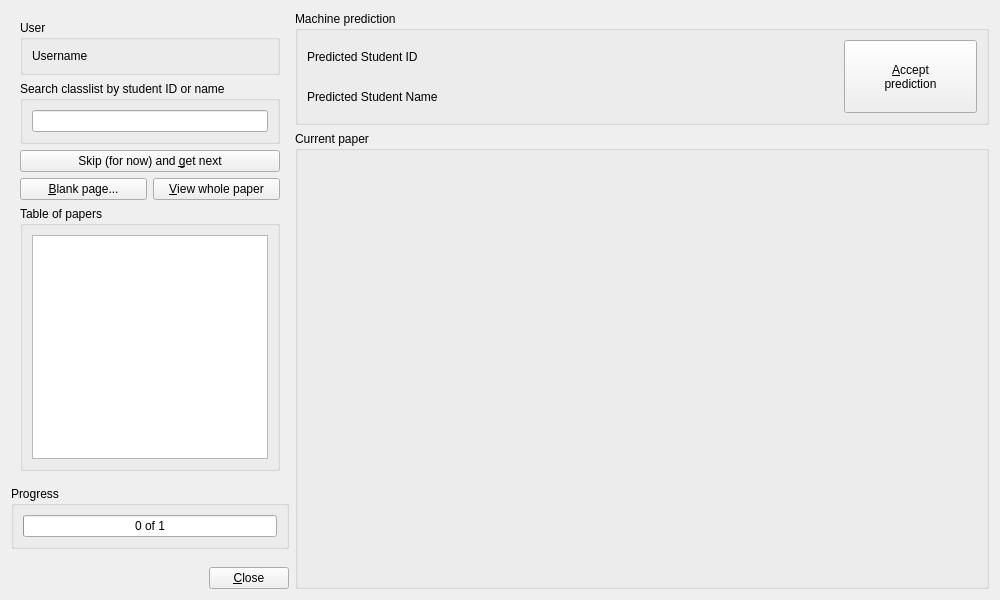
Qt form qtCreatorFiles/ui_identify.ui (plomgrading/plom) before a commit.
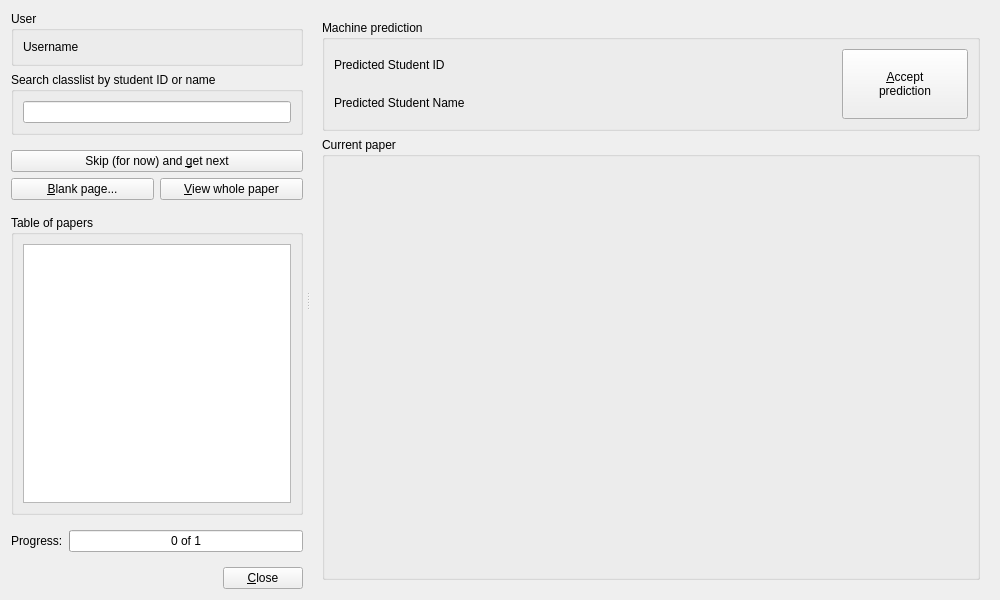
The same form after that commit.

Commit message:
Identifer: add splitter, redo margins
Generally be more like Marker.

Diff of the .ui file:
```diff
--- a/qtCreatorFiles/ui_identify.ui
+++ b/qtCreatorFiles/ui_identify.ui
@@ -28,15 +28,186 @@
   <property name="windowTitle">
    <string>Identify papers</string>
   </property>
-  <layout class="QGridLayout" name="gridLayout_5">
+  <layout class="QHBoxLayout" name="horizontalLayout_3">
+   <item>
+    <widget class="QSplitter" name="splitter">
+     <property name="orientation">
+      <enum>Qt::Horizontal</enum>
+     </property>
+     <property name="handleWidth">
+      <number>10</number>
+     </property>
+     <property name="childrenCollapsible">
+      <bool>false</bool>
+     </property>
+     <widget class="QFrame" name="leftPane">
+      <property name="sizePolicy">
+       <sizepolicy hsizetype="Preferred" vsizetype="Preferred">
+        <horstretch>2</horstretch>
+        <verstretch>0</verstretch>
+       </sizepolicy>
+      </property>
+      <layout class="QVBoxLayout" name="verticalLayout_2">
+       <property name="leftMargin">
+        <number>0</number>
+       </property>
+       <property name="topMargin">
+        <number>0</number>
+       </property>
+       <property name="rightMargin">
+        <number>0</number>
+       </property>
+       <property name="bottomMargin">
+        <number>0</number>
+       </property>
+       <item>
+        <widget class="QGroupBox" name="userBox">
+         <property name="title">
+          <string>User</string>
+         </property>
+         <layout class="QGridLayout" name="gridLayout">
    <property name="sizeConstraint">
     <enum>QLayout::SetDefaultConstraint</enum>
    </property>
-   <item row="4" column="0">
+          <item row="0" column="0">
+           <widget class="QLabel" name="userLabel">
+            <property name="text">
+             <string>Username</string>
+            </property>
+           </widget>
+          </item>
+         </layout>
+        </widget>
+       </item>
+       <item>
+        <widget class="QGroupBox" name="studentBox">
+         <property name="title">
+          <string>Search classlist by student ID or name</string>
+         </property>
+         <layout class="QFormLayout" name="formLayout">
+          <property name="sizeConstraint">
+           <enum>QLayout::SetDefaultConstraint</enum>
+          </property>
+          <item row="0" column="0" colspan="2">
+           <widget class="QLineEdit" name="idEdit"/>
+          </item>
+         </layout>
+        </widget>
+       </item>
+       <item>
+        <widget class="QFrame" name="frame">
+         <layout class="QGridLayout" name="gridLayout_3">
+          <property name="leftMargin">
+           <number>0</number>
+          </property>
+          <property name="rightMargin">
+           <number>0</number>
+          </property>
+          <item row="1" column="1">
+           <widget class="QPushButton" name="viewButton">
+            <property name="text">
+             <string>&amp;View whole paper</string>
+            </property>
+           </widget>
+          </item>
+          <item row="1" column="0">
+           <widget class="QPushButton" name="blankButton">
+            <property name="toolTip">
+             <string>ID page or whole paper is blank</string>
+            </property>
+            <property name="text">
+             <string>&amp;Blank page...</string>
+            </property>
+           </widget>
+          </item>
+          <item row="0" column="0" colspan="2">
+           <widget class="QPushButton" name="nextButton">
+            <property name="text">
+             <string>Skip (for now) and &amp;get next</string>
+            </property>
+           </widget>
+          </item>
+         </layout>
+        </widget>
+       </item>
+       <item>
+        <widget class="QGroupBox" name="tableBox">
+         <property name="title">
+          <string>Table of papers</string>
+         </property>
+         <layout class="QGridLayout" name="gridLayout_2">
+          <item row="0" column="0">
+           <widget class="QTableView" name="tableView">
+            <property name="editTriggers">
+             <set>QAbstractItemView::NoEditTriggers</set>
+            </property>
+            <property name="selectionMode">
+             <enum>QAbstractItemView::SingleSelection</enum>
+            </property>
+            <property name="selectionBehavior">
+             <enum>QAbstractItemView::SelectRows</enum>
+            </property>
+            <property name="gridStyle">
+             <enum>Qt::DotLine</enum>
+            </property>
+            <attribute name="horizontalHeaderStretchLastSection">
+             <bool>true</bool>
+            </attribute>
+           </widget>
+          </item>
+         </layout>
+        </widget>
+       </item>
+       <item>
+        <widget class="QFrame" name="frame_2">
+         <layout class="QHBoxLayout" name="horizontalLayout_4">
+          <property name="leftMargin">
+           <number>0</number>
+          </property>
+          <property name="rightMargin">
+           <number>0</number>
+          </property>
+          <item>
+           <widget class="QLabel" name="progressLabel">
+            <property name="text">
+             <string>Progress:</string>
+            </property>
+           </widget>
+          </item>
+          <item>
+           <widget class="QProgressBar" name="idProgressBar">
+            <property name="maximum">
+             <number>1</number>
+            </property>
+            <property name="value">
+             <number>0</number>
+            </property>
+            <property name="format">
+             <string>%v of %m</string>
+            </property>
+           </widget>
+          </item>
+         </layout>
+        </widget>
+       </item>
+       <item>
+        <widget class="QFrame" name="frame">
     <layout class="QHBoxLayout" name="horizontalLayout">
      <property name="sizeConstraint">
       <enum>QLayout::SetDefaultConstraint</enum>
      </property>
+          <property name="leftMargin">
+           <number>0</number>
+          </property>
+          <property name="topMargin">
+           <number>0</number>
+          </property>
+          <property name="rightMargin">
+           <number>0</number>
+          </property>
+          <property name="bottomMargin">
+           <number>0</number>
+          </property>
      <item>
       <spacer name="horizontalSpacer">
        <property name="orientation">
@@ -58,31 +229,18 @@
       </widget>
      </item>
     </layout>
-   </item>
-   <item row="0" column="1" rowspan="5">
-    <widget class="QWidget" name="rightPane" native="true">
+        </widget>
+       </item>
+      </layout>
+     </widget>
+     <widget class="QFrame" name="rightPane">
      <property name="sizePolicy">
       <sizepolicy hsizetype="Preferred" vsizetype="Preferred">
        <horstretch>5</horstretch>
        <verstretch>0</verstretch>
       </sizepolicy>
      </property>
-     <layout class="QVBoxLayout" name="verticalLayout_2">
-      <property name="sizeConstraint">
-       <enum>QLayout::SetDefaultConstraint</enum>
-      </property>
-      <property name="leftMargin">
-       <number>0</number>
-      </property>
-      <property name="topMargin">
-       <number>0</number>
-      </property>
-      <property name="rightMargin">
-       <number>0</number>
-      </property>
-      <property name="bottomMargin">
-       <number>0</number>
-      </property>
+      <layout class="QVBoxLayout" name="verticalLayout_3">
       <item>
        <widget class="QGroupBox" name="predictionBox">
         <property name="sizePolicy">
@@ -158,135 +316,6 @@
       </item>
      </layout>
     </widget>
-   </item>
-   <item row="0" column="0">
-    <widget class="QWidget" name="widget" native="true">
-     <property name="sizePolicy">
-      <sizepolicy hsizetype="Preferred" vsizetype="Preferred">
-       <horstretch>2</horstretch>
-       <verstretch>0</verstretch>
-      </sizepolicy>
-     </property>
-     <layout class="QGridLayout" name="gridLayout_3">
-      <property name="sizeConstraint">
-       <enum>QLayout::SetNoConstraint</enum>
-      </property>
-      <item row="3" column="0">
-       <widget class="QPushButton" name="nextButton">
-        <property name="text">
-         <string>Skip (for now) and &amp;get next</string>
-        </property>
-       </widget>
-      </item>
-      <item row="0" column="0">
-       <widget class="QGroupBox" name="userBox">
-        <property name="title">
-         <string>User</string>
-        </property>
-        <layout class="QGridLayout" name="gridLayout">
-         <property name="sizeConstraint">
-          <enum>QLayout::SetDefaultConstraint</enum>
-         </property>
-         <item row="0" column="0">
-          <widget class="QLabel" name="userLabel">
-           <property name="text">
-            <string>Username</string>
-           </property>
-          </widget>
-         </item>
-        </layout>
-       </widget>
-      </item>
-      <item row="5" column="0">
-       <widget class="QGroupBox" name="tableBox">
-        <property name="title">
-         <string>Table of papers</string>
-        </property>
-        <layout class="QGridLayout" name="gridLayout_2">
-         <property name="sizeConstraint">
-          <enum>QLayout::SetDefaultConstraint</enum>
-         </property>
-         <item row="0" column="0">
-          <widget class="QTableView" name="tableView">
-           <property name="editTriggers">
-            <set>QAbstractItemView::NoEditTriggers</set>
-           </property>
-           <property name="selectionMode">
-            <enum>QAbstractItemView::SingleSelection</enum>
-           </property>
-           <property name="selectionBehavior">
-            <enum>QAbstractItemView::SelectRows</enum>
-           </property>
-           <property name="gridStyle">
-            <enum>Qt::DotLine</enum>
-           </property>
-           <attribute name="horizontalHeaderStretchLastSection">
-            <bool>true</bool>
-           </attribute>
-          </widget>
-         </item>
-        </layout>
-       </widget>
-      </item>
-      <item row="4" column="0">
-       <layout class="QHBoxLayout" name="horizontalLayout_2">
-        <item>
-         <widget class="QPushButton" name="blankButton">
-          <property name="toolTip">
-           <string>ID page or whole paper is blank</string>
-          </property>
-          <property name="text">
-           <string>&amp;Blank page...</string>
-          </property>
-         </widget>
-        </item>
-        <item>
-         <widget class="QPushButton" name="viewButton">
-          <property name="text">
-           <string>&amp;View whole paper</string>
-          </property>
-         </widget>
-        </item>
-       </layout>
-      </item>
-      <item row="2" column="0">
-       <widget class="QGroupBox" name="studentBox">
-        <property name="title">
-         <string>Search classlist by student ID or name</string>
-        </property>
-        <layout class="QFormLayout" name="formLayout">
-         <property name="sizeConstraint">
-          <enum>QLayout::SetDefaultConstraint</enum>
-         </property>
-         <item row="0" column="0" colspan="2">
-          <widget class="QLineEdit" name="idEdit"/>
-         </item>
-        </layout>
-       </widget>
-      </item>
-     </layout>
-    </widget>
-   </item>
-   <item row="1" column="0">
-    <widget class="QGroupBox" name="progressGroupBox">
-     <property name="title">
-      <string>Progress</string>
-     </property>
-     <layout class="QVBoxLayout" name="verticalLayout">
-      <item>
-       <widget class="QProgressBar" name="idProgressBar">
-        <property name="maximum">
-         <number>1</number>
-        </property>
-        <property name="value">
-         <number>0</number>
-        </property>
-        <property name="format">
-         <string>%v of %m</string>
-        </property>
-       </widget>
-      </item>
-     </layout>
     </widget>
    </item>
   </layout>
```
Left out of the diff: 2 changed lines with no effect on the pictures. Lines whose indentation alone changed are shown as unchanged. The commit also changes 1 other file.
